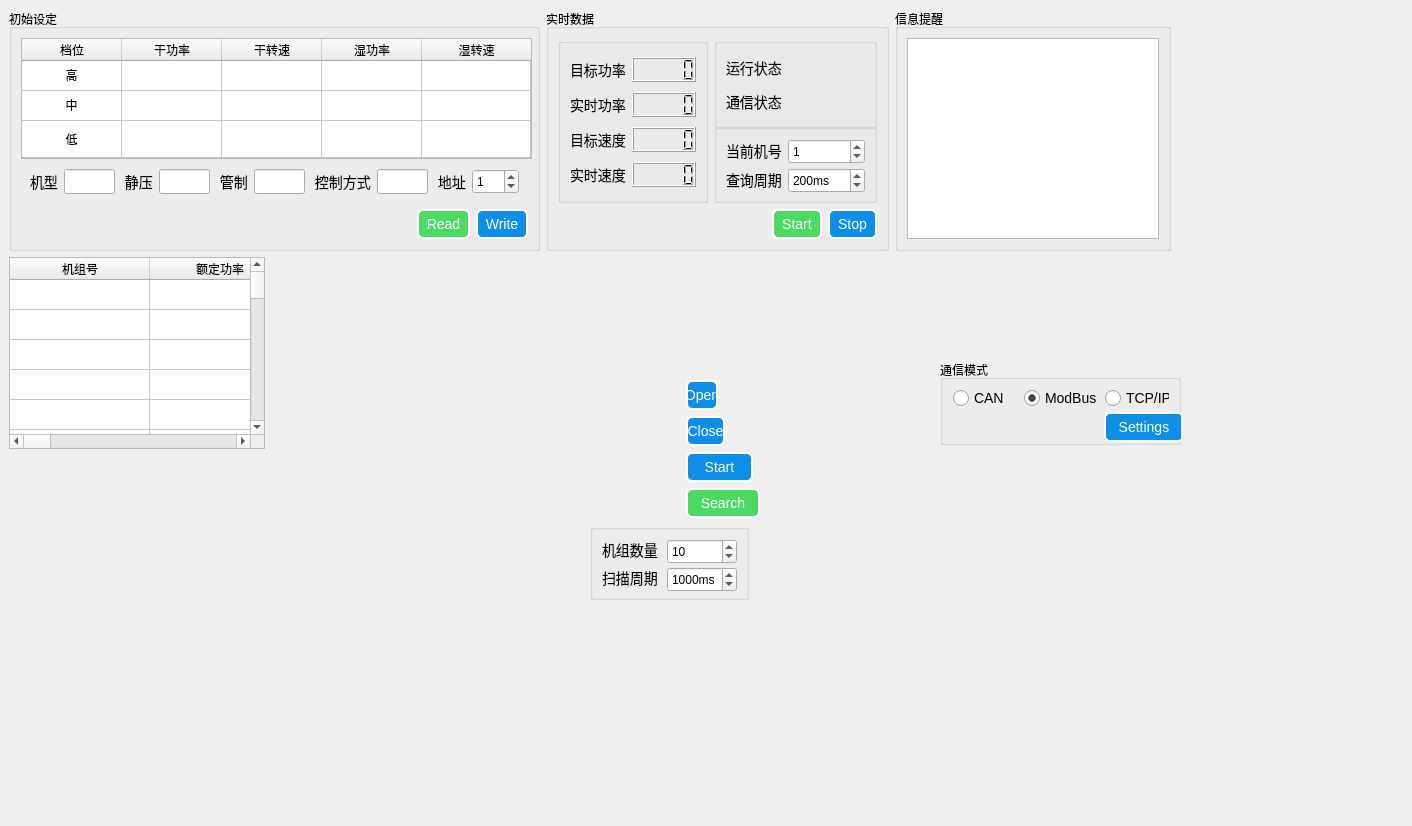
Before: the Qt Designer form userui/fanmotorui.ui in pkzju/QSuperConsole0.1, drawn with Qt 5.
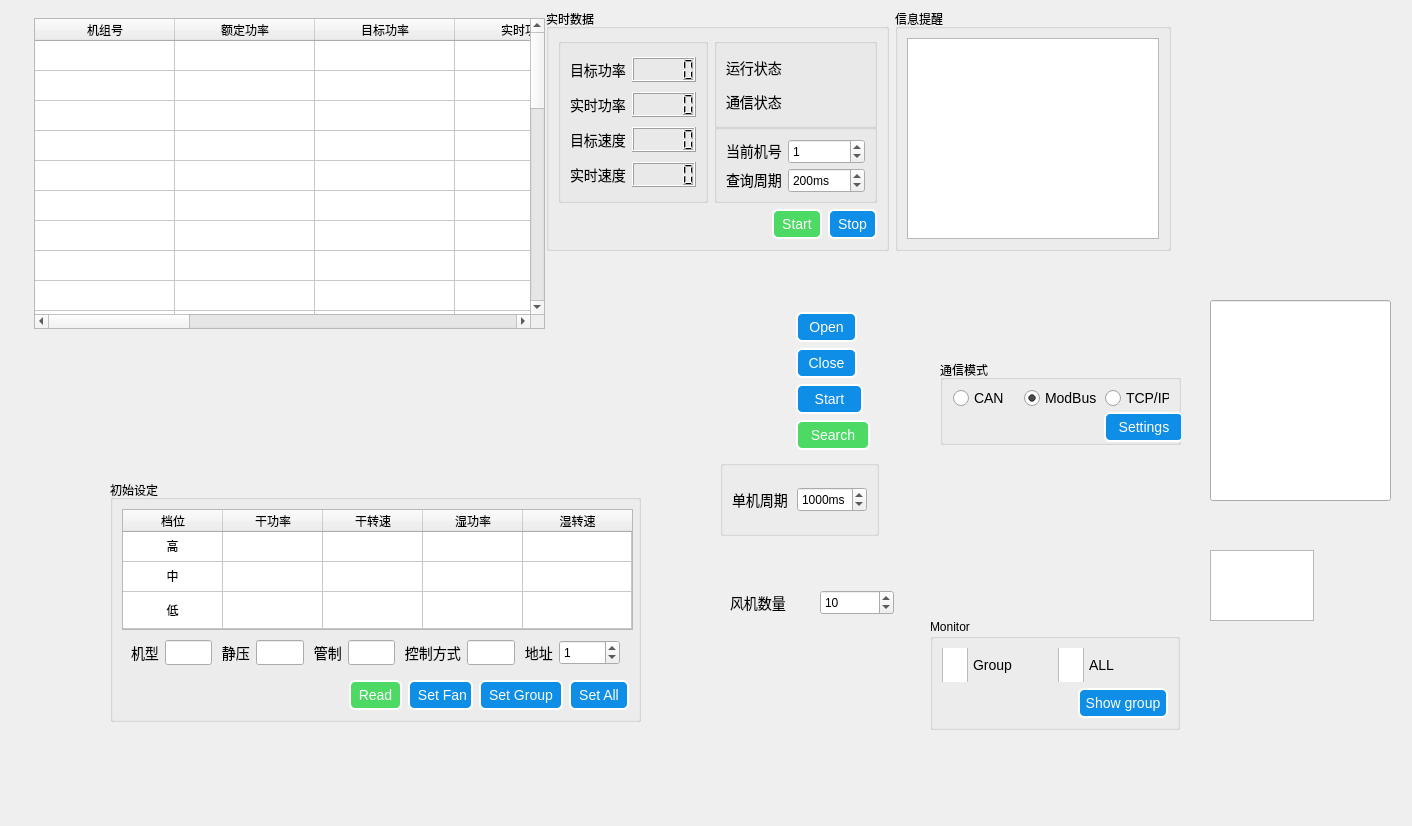
After: the same form once the commit is applied. Icons and pictures are not drawn. Custom widgets are drawn as their Qt base class.

Commit message: group and all fan motor monitor ok textBrowser set max block count ok

The edit to the form file:
```diff
--- a/userui/fanmotorui.ui
+++ b/userui/fanmotorui.ui
@@ -96,8 +96,8 @@
   <widget class="QGroupBox" name="groupBox_4">
    <property name="geometry">
     <rect>
-     <x>9</x>
-     <y>9</y>
+     <x>110</x>
+     <y>480</y>
      <width>531</width>
      <height>242</height>
     </rect>
@@ -492,7 +492,7 @@
           </size>
          </property>
          <property name="maximum">
-          <number>255</number>
+          <number>65535</number>
          </property>
          <property name="value">
           <number>1</number>
@@ -586,7 +586,45 @@
          </size>
         </property>
         <property name="text">
-         <string>  Write  </string>
+         <string>  Set Fan </string>
+        </property>
+       </widget>
+      </item>
+      <item>
+       <widget class="QPushButton" name="pushButton_InitSetG">
+        <property name="minimumSize">
+         <size>
+          <width>0</width>
+          <height>30</height>
+         </size>
+        </property>
+        <property name="maximumSize">
+         <size>
+          <width>16777215</width>
+          <height>30</height>
+         </size>
+        </property>
+        <property name="text">
+         <string>  Set Group  </string>
+        </property>
+       </widget>
+      </item>
+      <item>
+       <widget class="QPushButton" name="pushButton_InitSetA">
+        <property name="minimumSize">
+         <size>
+          <width>0</width>
+          <height>30</height>
+         </size>
+        </property>
+        <property name="maximumSize">
+         <size>
+          <width>16777215</width>
+          <height>30</height>
+         </size>
+        </property>
+        <property name="text">
+         <string>  Set All  </string>
         </property>
        </widget>
       </item>
@@ -948,9 +986,9 @@
   <widget class="QWidget" name="widget" native="true">
    <property name="geometry">
     <rect>
-     <x>590</x>
-     <y>380</y>
-     <width>170</width>
+     <x>700</x>
+     <y>300</y>
+     <width>201</width>
      <height>242</height>
     </rect>
    </property>
@@ -970,8 +1008,8 @@
     <property name="geometry">
      <rect>
       <x>96</x>
-      <y>0</y>
-      <width>32</width>
+      <y>12</y>
+      <width>61</width>
       <height>30</height>
      </rect>
     </property>
@@ -995,8 +1033,8 @@
     <property name="geometry">
      <rect>
       <x>96</x>
-      <y>36</y>
-      <width>39</width>
+      <y>48</y>
+      <width>61</width>
       <height>30</height>
      </rect>
     </property>
@@ -1020,7 +1058,7 @@
     <property name="geometry">
      <rect>
       <x>96</x>
-      <y>72</y>
+      <y>84</y>
       <width>67</width>
       <height>30</height>
      </rect>
@@ -1045,7 +1083,7 @@
     <property name="geometry">
      <rect>
       <x>96</x>
-      <y>108</y>
+      <y>120</y>
       <width>74</width>
       <height>30</height>
      </rect>
@@ -1091,8 +1129,8 @@
    <widget class="QGroupBox" name="groupBox_8">
     <property name="geometry">
      <rect>
-      <x>0</x>
-      <y>144</y>
+      <x>20</x>
+      <y>160</y>
       <width>159</width>
       <height>76</height>
      </rect>
@@ -1123,45 +1161,13 @@
       <number>9</number>
      </property>
      <item row="0" column="0">
-      <widget class="QLabel" name="label_21">
-       <property name="text">
-        <string>机组数量</string>
-       </property>
-      </widget>
-     </item>
-     <item row="0" column="1">
-      <widget class="QSpinBox" name="spinBox_motorNum">
-       <property name="minimumSize">
-        <size>
-         <width>0</width>
-         <height>25</height>
-        </size>
-       </property>
-       <property name="maximumSize">
-        <size>
-         <width>16777215</width>
-         <height>25</height>
-        </size>
-       </property>
-       <property name="minimum">
-        <number>1</number>
-       </property>
-       <property name="maximum">
-        <number>32</number>
-       </property>
-       <property name="value">
-        <number>10</number>
-       </property>
-      </widget>
-     </item>
-     <item row="1" column="0">
       <widget class="QLabel" name="label_22">
        <property name="text">
-        <string>扫描周期</string>
+        <string>单机周期</string>
        </property>
       </widget>
      </item>
-     <item row="1" column="1">
+     <item row="0" column="1">
       <widget class="QSpinBox" name="spinBox_timePeriod">
        <property name="minimumSize">
         <size>
@@ -1189,10 +1195,10 @@
   <widget class="QTableWidget" name="table_realtime">
    <property name="geometry">
     <rect>
-     <x>9</x>
-     <y>257</y>
-     <width>256</width>
-     <height>192</height>
+     <x>34</x>
+     <y>18</y>
+     <width>511</width>
+     <height>311</height>
     </rect>
    </property>
    <property name="sizePolicy">
@@ -1415,6 +1421,153 @@
     </item>
    </layout>
   </widget>
+  <widget class="QLabel" name="label_21">
+   <property name="geometry">
+    <rect>
+     <x>730</x>
+     <y>590</y>
+     <width>56</width>
+     <height>25</height>
+    </rect>
+   </property>
+   <property name="text">
+    <string>风机数量</string>
+   </property>
+  </widget>
+  <widget class="QSpinBox" name="spinBox_motorNum">
+   <property name="geometry">
+    <rect>
+     <x>820</x>
+     <y>590</y>
+     <width>74</width>
+     <height>25</height>
+    </rect>
+   </property>
+   <property name="minimumSize">
+    <size>
+     <width>0</width>
+     <height>25</height>
+    </size>
+   </property>
+   <property name="maximumSize">
+    <size>
+     <width>16777215</width>
+     <height>25</height>
+    </size>
+   </property>
+   <property name="minimum">
+    <number>0</number>
+   </property>
+   <property name="maximum">
+    <number>32</number>
+   </property>
+   <property name="value">
+    <number>10</number>
+   </property>
+  </widget>
+  <widget class="QGroupBox" name="groupBox_monitor">
+   <property name="geometry">
+    <rect>
+     <x>930</x>
+     <y>619</y>
+     <width>250</width>
+     <height>111</height>
+    </rect>
+   </property>
+   <property name="minimumSize">
+    <size>
+     <width>90</width>
+     <height>0</height>
+    </size>
+   </property>
+   <property name="title">
+    <string>Monitor</string>
+   </property>
+   <layout class="QGridLayout" name="gridLayout_8">
+    <item row="0" column="0">
+     <widget class="QCheckBox" name="checkBox_monitorGSW">
+      <property name="sizePolicy">
+       <sizepolicy hsizetype="Minimum" vsizetype="Fixed">
+        <horstretch>0</horstretch>
+        <verstretch>0</verstretch>
+       </sizepolicy>
+      </property>
+      <property name="text">
+       <string>Group</string>
+      </property>
+     </widget>
+    </item>
+    <item row="0" column="1">
+     <widget class="QCheckBox" name="checkBox_monitorASW">
+      <property name="sizePolicy">
+       <sizepolicy hsizetype="Minimum" vsizetype="Fixed">
+        <horstretch>0</horstretch>
+        <verstretch>0</verstretch>
+       </sizepolicy>
+      </property>
+      <property name="text">
+       <string>ALL</string>
+      </property>
+     </widget>
+    </item>
+    <item row="1" column="0" colspan="2">
+     <layout class="QHBoxLayout" name="horizontalLayout_2">
+      <item>
+       <spacer name="horizontalSpacer_3">
+        <property name="orientation">
+         <enum>Qt::Horizontal</enum>
+        </property>
+        <property name="sizeHint" stdset="0">
+         <size>
+          <width>132</width>
+          <height>27</height>
+         </size>
+        </property>
+       </spacer>
+      </item>
+      <item>
+       <widget class="QPushButton" name="groupmonitorButton">
+        <property name="minimumSize">
+         <size>
+          <width>90</width>
+          <height>30</height>
+         </size>
+        </property>
+        <property name="maximumSize">
+         <size>
+          <width>90</width>
+          <height>30</height>
+         </size>
+        </property>
+        <property name="text">
+         <string> Show group </string>
+        </property>
+       </widget>
+      </item>
+     </layout>
+    </item>
+   </layout>
+  </widget>
+  <widget class="QLineEdit" name="lineEdit_mesage">
+   <property name="geometry">
+    <rect>
+     <x>1210</x>
+     <y>300</y>
+     <width>181</width>
+     <height>201</height>
+    </rect>
+   </property>
+  </widget>
+  <widget class="QTextEdit" name="textEdit">
+   <property name="geometry">
+    <rect>
+     <x>1210</x>
+     <y>550</y>
+     <width>104</width>
+     <height>71</height>
+    </rect>
+   </property>
+  </widget>
  </widget>
  <customwidgets>
   <customwidget>
```
Left out of the diff: 6 changed lines with no effect on the pictures. The commit also changes 22 other files.
